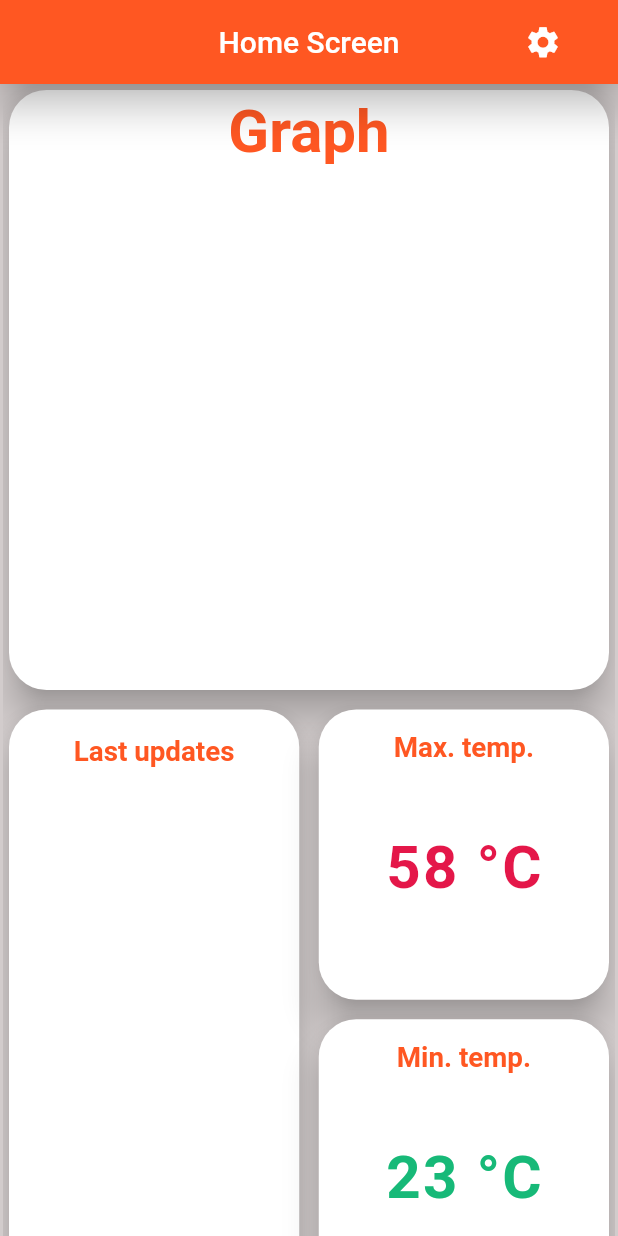
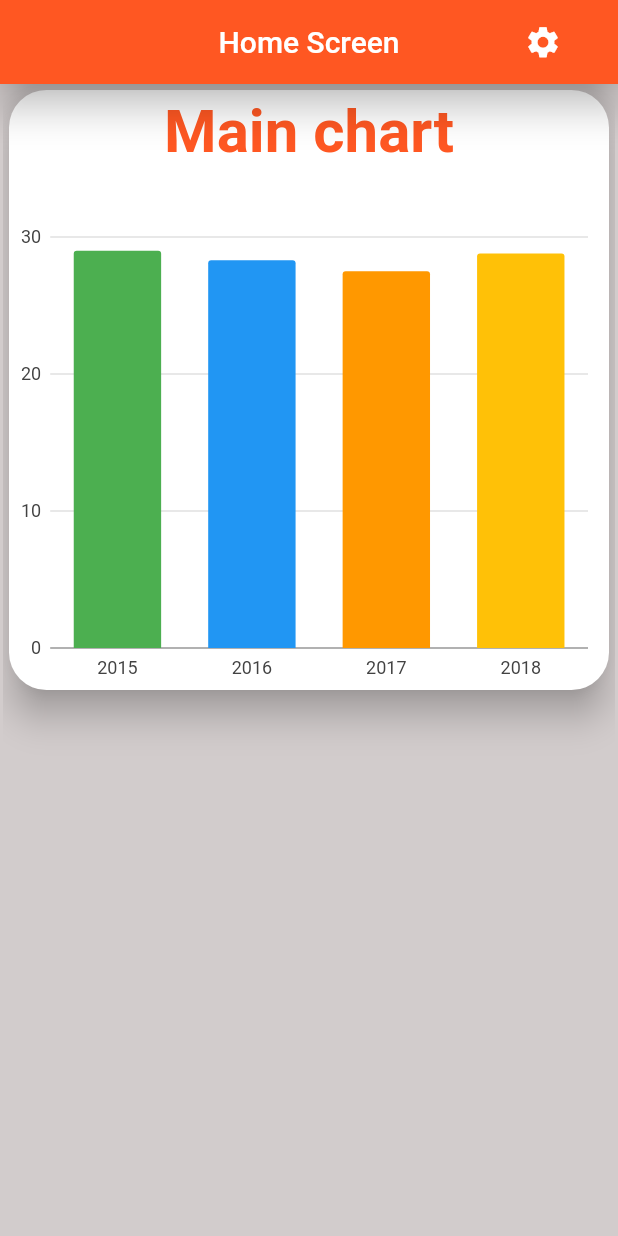
Before and after one commit to ziperjohn/datalogger_app, a Flutter app: the screen it shows after launch, on a phone screen of 412 x 824 dp. Run offline on Flutter 3.47's test engine with Material 2 defaults, Android fonts, the phone set to English and light mode, and no system bars; our stand-ins replace charts_flutter, flutter_spinkit.

Commit message:
13.3.2020

```diff
--- /dev/null
+++ b/lib/models/temperature.dart
@@ -0,0 +1,14 @@
+class Temperature {
+  final List<double> temperatures;
+  final String date;
+  final double maxTemp;
+  final double minTemp;
+  final String name;
+
+  Temperature(
+      {this.temperatures, this.date, this.maxTemp, this.minTemp, this.name});
+
+  void getMaxTemp() {}
+
+  void getMinTemp() {}
+}
--- /dev/null
+++ b/lib/models/temperature_series.dart
@@ -0,0 +1,9 @@
+import 'package:charts_flutter/flutter.dart' as charts;
+
+class TemperatureSeries {
+  final String year;
+  final double temp;
+  final charts.Color barColor;
+
+  TemperatureSeries({this.year, this.temp, this.barColor});
+}
--- a/lib/screens/home/home.dart
+++ b/lib/screens/home/home.dart
@@ -1,11 +1,9 @@
-import 'package:datalogger/widgets/widget_device.dart';
-import 'package:datalogger/widgets/widget_graph.dart';
-import 'package:datalogger/widgets/widget_max_temp.dart';
-import 'package:datalogger/widgets/widget_min_temp.dart';
-import 'package:datalogger/widgets/widget_updates.dart';
+import 'package:datalogger/models/temperature_series.dart';
+import 'package:datalogger/screens/home/widgets/widget_temperature_chart.dart';
+import 'package:datalogger/theme/theme_constants.dart';
 import 'package:flutter/material.dart';
-import 'package:datalogger/shared/constants.dart';
 import 'package:flutter_staggered_grid_view/flutter_staggered_grid_view.dart';
+import 'package:charts_flutter/flutter.dart' as charts;
 
 class Home extends StatefulWidget {
   @override
@@ -15,6 +13,29 @@ class Home extends StatefulWidget {
 String date = "";
 
 class _HomeState extends State<Home> {
+  final List<TemperatureSeries> data = [
+    TemperatureSeries(
+      year: '2015',
+      temp: 29.0,
+      barColor: charts.ColorUtil.fromDartColor(Colors.green),
+    ),
+    TemperatureSeries(
+      year: '2016',
+      temp: 28.3,
+      barColor: charts.ColorUtil.fromDartColor(Colors.blue),
+    ),
+    TemperatureSeries(
+      year: '2017',
+      temp: 27.5,
+      barColor: charts.ColorUtil.fromDartColor(Colors.orange),
+    ),
+    TemperatureSeries(
+      year: '2018',
+      temp: 28.8,
+      barColor: charts.ColorUtil.fromDartColor(Colors.amber),
+    ),
+  ];
+
   @override
   Widget build(BuildContext context) {
     return Scaffold(
@@ -58,13 +79,17 @@ class _HomeState extends State<Home> {
               StaggeredTile.count(2, 2),
               StaggeredTile.count(2, 2),
             ],
-            // TODO u widgetu nastavit default hodnotu a pak az prepsat na datum atd.
             children: <Widget>[
-              graphWidget(date),
-              updatesWidget(),
-              maxTemperatureWidget(date),
-              minTemperatureWidget(date),
-              deviceWidget(),
+              Container(
+                child: TemperatureChart(
+                  data: data,
+                  date: date,
+                ),
+              ),
+              Container(),
+              Container(),
+              Container(),
+              Container(),
             ],
           ),
         ),
--- a/lib/widgets/widget_device.dart
+++ b/lib/screens/home/widgets/widget_device.dart
@@ -1,5 +1,5 @@
+import 'package:datalogger/theme/theme_constants.dart';
 import 'package:flutter/material.dart';
-import 'package:datalogger/shared/constants.dart';
 
 Widget deviceWidget() {
   return Card(
--- a/lib/widgets/widget_max_temp.dart
+++ b/lib/screens/home/widgets/widget_max_temp.dart
@@ -1,5 +1,5 @@
+import 'package:datalogger/theme/theme_constants.dart';
 import 'package:flutter/material.dart';
-import 'package:datalogger/shared/constants.dart';
 
 Widget maxTemperatureWidget(String date) {
   return Card(
--- a/lib/widgets/widget_min_temp.dart
+++ b/lib/screens/home/widgets/widget_min_temp.dart
@@ -1,5 +1,5 @@
+import 'package:datalogger/theme/theme_constants.dart';
 import 'package:flutter/material.dart';
-import 'package:datalogger/shared/constants.dart';
 
 Widget minTemperatureWidget(String date) {
   return Card(
--- /dev/null
+++ b/lib/screens/home/widgets/widget_temperature_chart.dart
@@ -0,0 +1,60 @@
+import 'package:datalogger/models/temperature_series.dart';
+import 'package:datalogger/theme/theme_constants.dart';
+import 'package:flutter/material.dart';
+import 'package:charts_flutter/flutter.dart' as charts;
+
+class TemperatureChart extends StatelessWidget {
+  final List<TemperatureSeries> data;
+  final String date;
+  TemperatureChart({this.data, this.date});
+
+  @override
+  Widget build(BuildContext context) {
+    List<charts.Series<TemperatureSeries, String>> series = [
+      charts.Series(
+        id: 'Temperature',
+        data: data,
+        domainFn: (TemperatureSeries series, _) => series.year,
+        measureFn: (TemperatureSeries series, _) => series.temp,
+        colorFn: (TemperatureSeries series, _) => series.barColor,
+      ),
+    ];
+    return Card(
+      elevation: myElevation,
+      shape: RoundedRectangleBorder(
+        borderRadius: BorderRadius.circular(25.0),
+      ),
+      child: Column(
+        children: <Widget>[
+          ListTile(
+            title: Text(
+              'Main chart',
+              textAlign: TextAlign.center,
+              style: TextStyle(
+                fontSize: myFontSizeBig,
+                fontWeight: FontWeight.bold,
+                color: myOragneColor,
+              ),
+            ),
+            subtitle: Text(
+              date,
+              textAlign: TextAlign.center,
+              style: TextStyle(
+                fontSize: myFontSizeSmall,
+                fontWeight: FontWeight.bold,
+                color: myGreyColor,
+              ),
+            ),
+          ),
+          SizedBox(height: 10),
+          Expanded(
+            child: charts.BarChart(
+              series,
+              animate: true,
+            ),
+          )
+        ],
+      ),
+    );
+  }
+}
--- a/lib/widgets/widget_updates.dart
+++ b/lib/screens/home/widgets/widget_updates.dart
@@ -1,5 +1,5 @@
+import 'package:datalogger/theme/theme_constants.dart';
 import 'package:flutter/material.dart';
-import 'package:datalogger/shared/constants.dart';
 
 Widget updatesWidget() {
   return Card(
--- a/lib/shared/loading.dart
+++ b/lib/screens/loading/loading.dart
@@ -1,6 +1,5 @@
 import 'dart:async';
-
-import 'package:datalogger/shared/constants.dart';
+import 'package:datalogger/theme/theme_constants.dart';
 import 'package:flutter/material.dart';
 import 'package:flutter_spinkit/flutter_spinkit.dart';
 
--- a/lib/screens/settings/settings.dart
+++ b/lib/screens/settings/settings.dart
@@ -1,4 +1,4 @@
-import 'package:datalogger/shared/constants.dart';
+import 'package:datalogger/theme/theme_constants.dart';
 import 'package:flutter/material.dart';
 import 'package:intl/intl.dart';
 
@@ -20,7 +20,6 @@ class _SettingsState extends State<Settings> {
     setState(() => selectedRadio = val);
   }
 
-// TODO prevest na mapu pokud bude potreba prenaset vice informaci
   void updateDate(String date) {
     Navigator.pop(context, date);
   }
@@ -77,8 +76,7 @@ class _SettingsState extends State<Settings> {
                         data: ThemeData.light().copyWith(
                           primaryColor: myCyanColor,
                           accentColor: myCyanColor,
-                            colorScheme:
-                                ColorScheme.light(primary: myCyanColor),
+                          colorScheme: ColorScheme.light(primary: myCyanColor),
                           buttonTheme: ButtonThemeData(
                               textTheme: ButtonTextTheme.primary),
                         ),
@@ -86,9 +84,7 @@ class _SettingsState extends State<Settings> {
                       );
                     },
                   ).then((date) {
-                      String dateTime = DateFormat.yMd()
-                          .format(date)
-                          .toString(); // TODO udelat formatovani ve tvaru 15. 3. 2020.
+                    String dateTime = DateFormat.yMd().format(date).toString();
                     //print(dateTime);
                     updateDate(dateTime);
                   });
@@ -97,6 +93,7 @@ class _SettingsState extends State<Settings> {
             ),
           ),
         ],
-        ));
+      ),
+    );
   }
 }
--- a/lib/widgets/widget_graph.dart
+++ /dev/null
@@ -1,36 +0,0 @@
-import 'package:flutter/material.dart';
-import 'package:datalogger/shared/constants.dart';
-
-Widget graphWidget(String date) {
-  return Card(
-    elevation: myElevation,
-    shape: RoundedRectangleBorder(
-      borderRadius: BorderRadius.circular(25.0),
-    ),
-    child: Column(
-      children: <Widget>[
-        ListTile(
-          title: Text(
-            'Graph',
-            textAlign: TextAlign.center,
-            style: TextStyle(
-              fontSize: myFontSizeBig,
-              fontWeight: FontWeight.bold,
-              color: myOragneColor,
-            ),
-          ),
-          subtitle: Text(
-            date,
-            textAlign: TextAlign.center,
-            style: TextStyle(
-              fontSize: myFontSizeSmall,
-              fontWeight: FontWeight.bold,
-              color: myGreyColor,
-            ),
-          ),
-        ),
-        SizedBox(height: 20),
-      ],
-    ),
-  );
-}
--- a/pubspec.yaml
+++ b/pubspec.yaml
@@ -26,6 +26,7 @@ dependencies:
   flutter_staggered_grid_view: ^0.3.0
   flutter_spinkit: ^4.1.2
   intl: ^0.16.1
+  charts_flutter: ^0.9.0
 
 dev_dependencies:
   flutter_test:
```
Also changed, not shown: lib/main.dart (+1 -8 lines), lib/theme/theme_constants.dart (renamed from lib/shared/constants.dart), pubspec.lock, 1 other file. Lines whose indentation alone changed are shown as unchanged.
